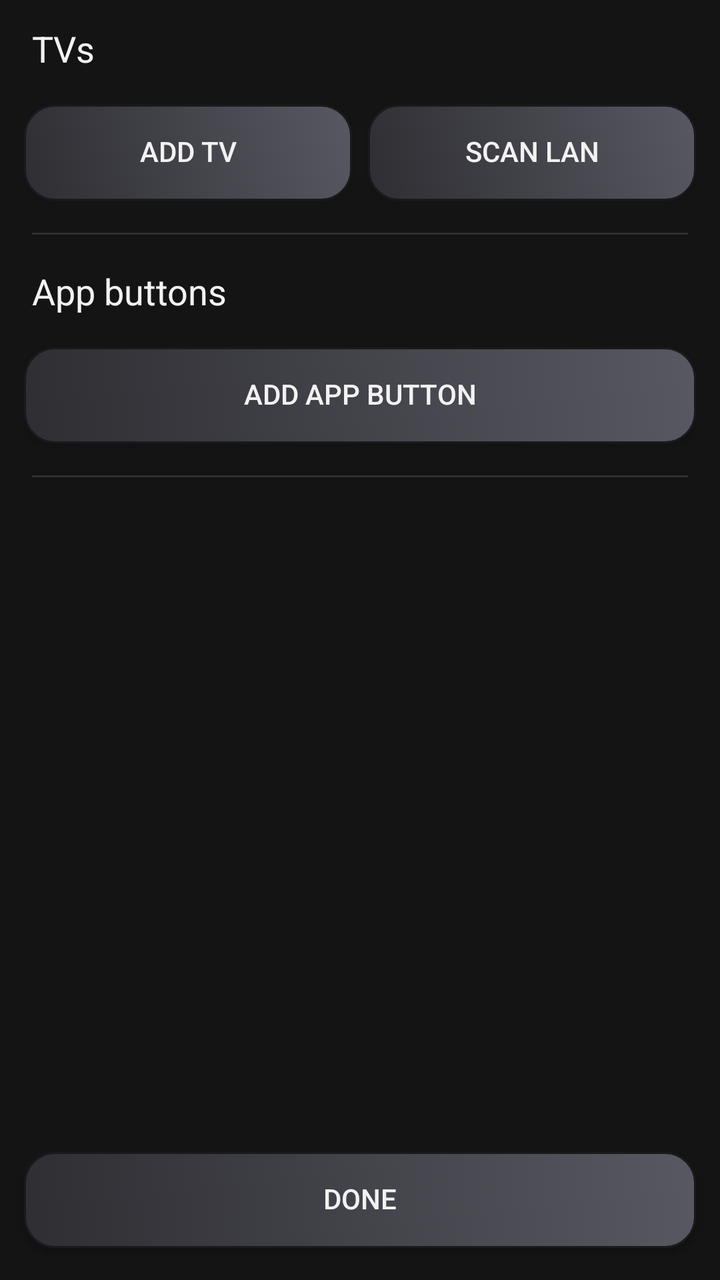
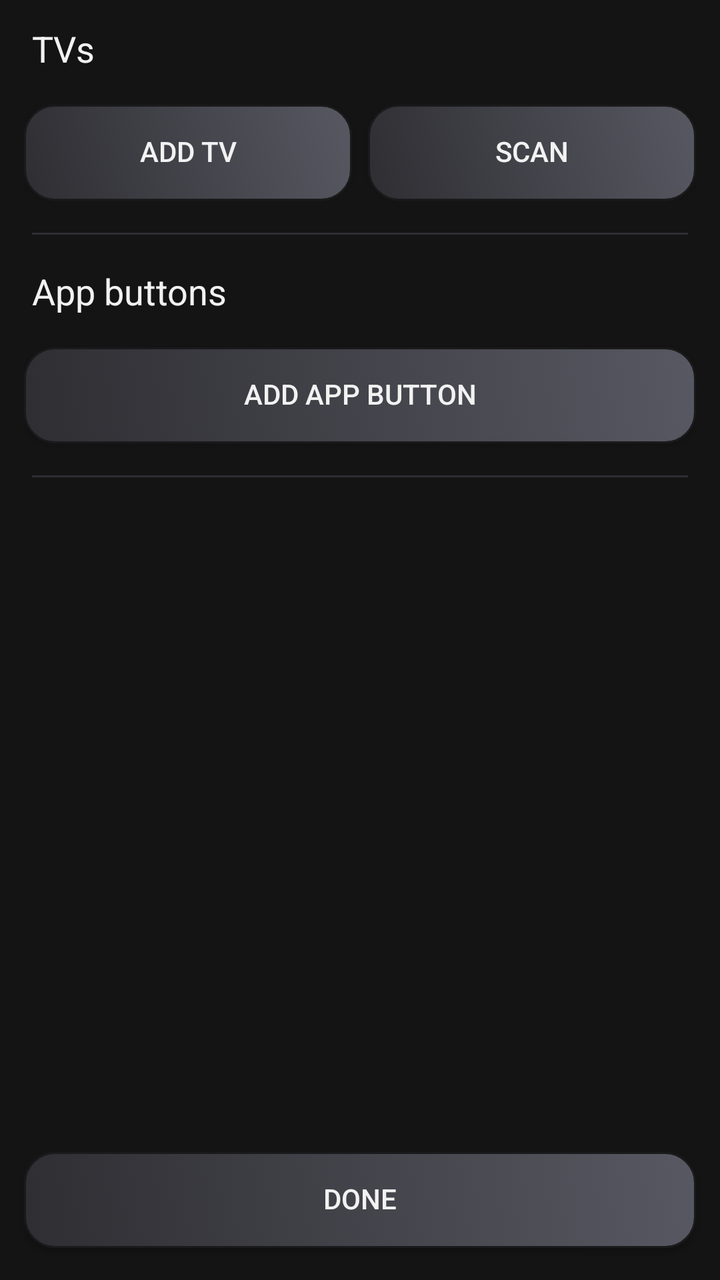

Two renders of the same Android screen: before a commit and after it. Below are the layout's source before the change and the commit's diff.
<!-- AndroidManifest.xml: application theme Theme.GrafRemote -->
<!-- res/layout/activity_settings.xml -->
<?xml version="1.0" encoding="utf-8"?>
<LinearLayout xmlns:android="http://schemas.android.com/apk/res/android"
    android:layout_width="match_parent"
    android:layout_height="match_parent"
    android:orientation="vertical">

    <ScrollView
        android:layout_width="match_parent"
        android:layout_height="0dp"
        android:layout_weight="1">

        <LinearLayout
            android:layout_width="match_parent"
            android:layout_height="wrap_content"
            android:orientation="vertical"
            android:padding="12dp">

            <TextView
                android:layout_width="match_parent"
                android:layout_height="wrap_content"
                android:layout_marginStart="4dp"
                android:layout_marginBottom="8dp"
                android:text="TVs"
                android:textColor="#f2f2f2"
                android:textSize="18sp" />

            <LinearLayout
                android:id="@+id/tvList"
                android:layout_width="match_parent"
                android:layout_height="wrap_content"
                android:orientation="vertical" />

            <LinearLayout
                android:layout_width="match_parent"
                android:layout_height="wrap_content"
                android:layout_marginTop="8dp"
                android:layout_marginBottom="16dp"
                android:orientation="horizontal">

                <Button
                    android:id="@+id/btnAddTv"
                    android:layout_width="0dp"
                    android:layout_height="wrap_content"
                    android:layout_marginEnd="4dp"
                    android:layout_weight="1"
                    android:background="@drawable/btn_face_selector"
                    android:elevation="1dp"
                    android:gravity="center"
                    android:includeFontPadding="false"
                    android:minWidth="0dp"
                    android:minHeight="48dp"
                    android:text="Add TV"
                    android:textColor="#f2f2f2" />

                <Button
                    android:id="@+id/btnScan"
                    android:layout_width="0dp"
                    android:layout_height="wrap_content"
                    android:layout_marginStart="4dp"
                    android:layout_weight="1"
                    android:background="@drawable/btn_face_selector"
                    android:elevation="1dp"
                    android:gravity="center"
                    android:includeFontPadding="false"
                    android:minWidth="0dp"
                    android:minHeight="48dp"
                    android:text="Scan LAN"
                    android:textColor="#f2f2f2" />
            </LinearLayout>

            <View
                android:layout_width="match_parent"
                android:layout_height="1dp"
                android:layout_marginStart="4dp"
                android:layout_marginEnd="4dp"
                android:layout_marginBottom="16dp"
                android:background="#2E2E33" />

            <TextView
                android:layout_width="match_parent"
                android:layout_height="wrap_content"
                android:layout_marginStart="4dp"
                android:layout_marginBottom="8dp"
                android:text="App buttons"
                android:textColor="#f2f2f2"
                android:textSize="18sp" />

            <LinearLayout
                android:id="@+id/appList"
                android:layout_width="match_parent"
                android:layout_height="wrap_content"
                android:orientation="vertical" />

            <Button
                android:id="@+id/btnAddApp"
                android:layout_width="match_parent"
                android:layout_height="wrap_content"
                android:layout_marginTop="8dp"
                android:layout_marginBottom="16dp"
                android:background="@drawable/btn_face_selector"
                android:elevation="1dp"
                android:gravity="center"
                android:includeFontPadding="false"
                android:minWidth="0dp"
                android:minHeight="48dp"
                android:text="Add app button"
                android:textColor="#f2f2f2" />

            <View
                android:layout_width="match_parent"
                android:layout_height="1dp"
                android:layout_marginStart="4dp"
                android:layout_marginEnd="4dp"
                android:layout_marginBottom="16dp"
                android:background="#2E2E33" />
        </LinearLayout>
    </ScrollView>

    <Button
        android:id="@+id/btnDone"
        android:layout_width="match_parent"
        android:layout_height="wrap_content"
        android:layout_marginStart="12dp"
        android:layout_marginEnd="12dp"
        android:layout_marginBottom="16dp"
        android:background="@drawable/btn_face_selector"
        android:elevation="1dp"
        android:gravity="center"
        android:includeFontPadding="false"
        android:minWidth="0dp"
        android:minHeight="48dp"
        android:text="Done"
        android:textColor="#f2f2f2" />
</LinearLayout>
<!-- resources referenced by this layout -->
<resources>
  <!-- drawable btn_face_selector (drawable) -->
  <?xml version="1.0" encoding="utf-8"?>
  <selector xmlns:android="http://schemas.android.com/apk/res/android">
      <item android:drawable="@drawable/btn_face_pressed" android:state_pressed="true" />
      <item android:drawable="@drawable/btn_face" />
  </selector>
  <style name="Theme.GrafRemote" parent="android:Theme.Material.NoActionBar">
          <item name="android:windowBackground">#141414</item>
          <item name="android:textColor">#f2f2f2</item>
          <item name="android:colorAccent">#4da3ff</item>
      </style>
  <!-- drawable btn_face_pressed (drawable) -->
  <?xml version="1.0" encoding="utf-8"?>
  <shape xmlns:android="http://schemas.android.com/apk/res/android"
      android:shape="rectangle">
      <gradient
          android:angle="45"
          android:startColor="#222226"
          android:endColor="#3D3D45" />
      <corners android:radius="15dp" />
      <stroke
          android:width="1dp"
          android:color="#101012" />
  </shape>
  <!-- drawable btn_face (drawable) -->
  <?xml version="1.0" encoding="utf-8"?>
  <shape xmlns:android="http://schemas.android.com/apk/res/android"
      android:shape="rectangle">
      <gradient
          android:angle="45"
          android:startColor="#2E2E33"
          android:endColor="#585862" />
      <corners android:radius="15dp" />
      <stroke
          android:width="1dp"
          android:color="#1A1A1C" />
  </shape>
</resources>

<!-- the commit's change to res/layout/activity_settings.xml (unified diff, before → after) -->
@@ -64,7 +64,7 @@
                     android:includeFontPadding="false"
                     android:minWidth="0dp"
                     android:minHeight="48dp"
-                    android:text="Scan LAN"
+                    android:text="Scan"
                     android:textColor="#f2f2f2" />
             </LinearLayout>
 
